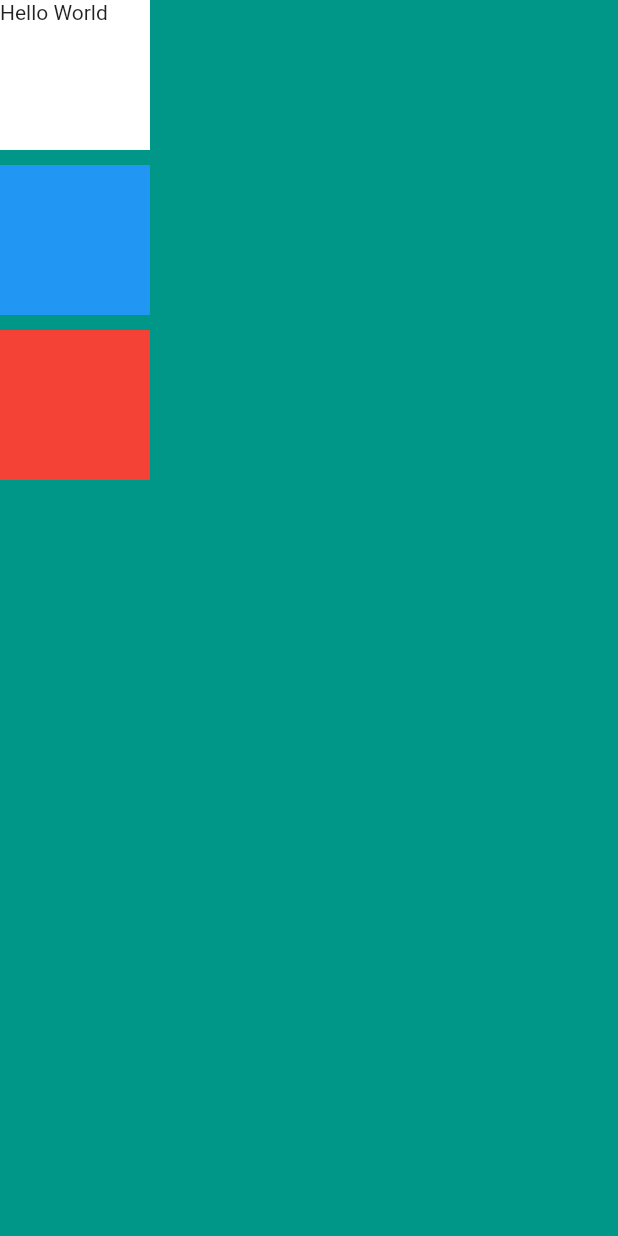
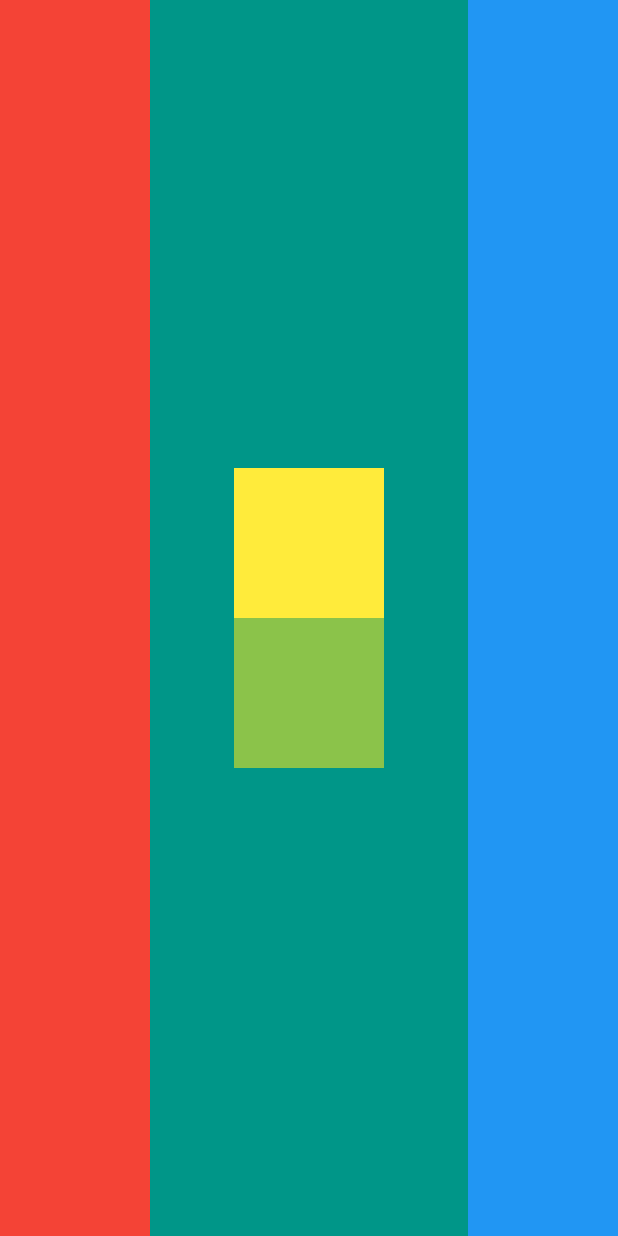
Before and after one commit to gregori/cartao_visita, a Flutter app: the screen it shows after launch, on a phone screen of 412 x 824 dp. Run offline on Flutter 3.47's test engine with Material 2 defaults, Android fonts, the phone set to English and light mode, and no system bars.

Commit message:
Exercício leiaute

```diff
--- a/lib/main.dart
+++ b/lib/main.dart
@@ -14,39 +14,31 @@ class BusinessCard extends StatelessWidget {
       home: Scaffold(
         backgroundColor: Colors.teal,
         body: SafeArea(
-          child: Column(
-            // verticalDirection: VerticalDirection.up, // de baixo para cima
-            // verticalDirection: VerticalDirection.down, // de cima para baixo
-            // mainAxisAlignment: MainAxisAlignment.start,  // padrão - do início da tela
-            // mainAxisAlignment: MainAxisAlignment.end,  // do final da tela
-            // mainAxisAlignment: MainAxisAlignment.center,  // no centro da tela
-            // mainAxisAlignment: MainAxisAlignment.spaceEvenly,  // igualmente espaçado
-            // mainAxisAlignment: MainAxisAlignment.spaceBetween,  // espalhado na tela
-            crossAxisAlignment: CrossAxisAlignment.end,
+          child: Row(
+            mainAxisAlignment: MainAxisAlignment.spaceBetween,  // espalhado na tela
             children: [
               Container(
-                child: Text("Hello World"),
-                color: Colors.white,
+                color: Colors.red,
                 width: 100.0,
-                height: 100.0,
-                // margin: EdgeInsets.all(30.0),  // todas as margens
-                // margin: EdgeInsets.symmetric(
-                //   vertical: 10.0,
-                //   horizontal: 50.0,
-                // ),  // simétrico
-                // margin: EdgeInsets.fromLTRB(30, 10, 20, 50), // left right top bottom
               ),
-              SizedBox(height: 10,),
+              Column(
+                mainAxisAlignment: MainAxisAlignment.center,
+                children: [
+                  Container(
+                    color: Colors.yellow,
+                    width: 100.0,
+                    height: 100.0,
+                  ),
+                  Container(
+                    color: Colors.lightGreen,
+                    width: 100.0,
+                    height: 100.0,
+                  ),
+                ],
+              ),
               Container(
                 color: Colors.blue,
                 width: 100.0,
-                height: 100.0,
-              ),
-              SizedBox(height: 10,),
-              Container(
-                color: Colors.red,
-                width: 100.0,
-                height: 100.0,
               ),
             ],
           ),
```
